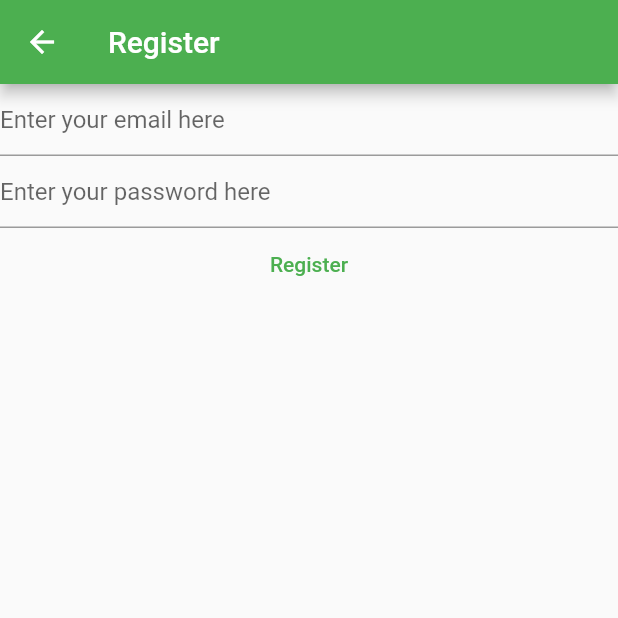
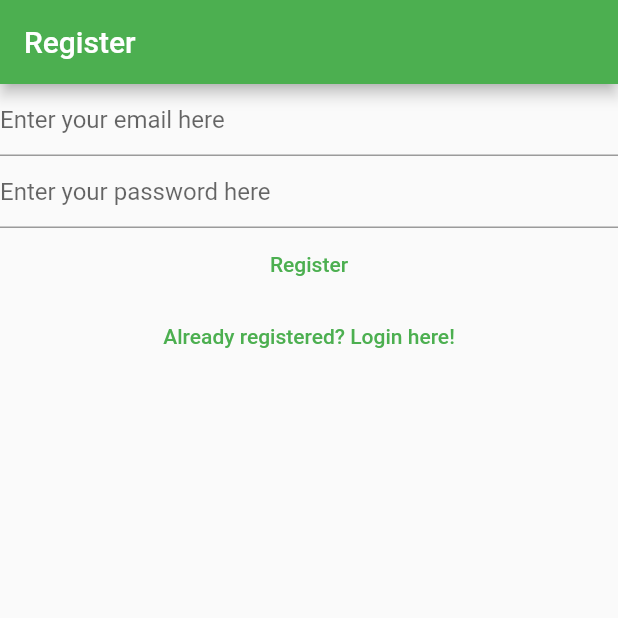
Before and after one commit to raweber42/learn_flutter, a Flutter app: the RegisterView screen opened directly, on a phone screen of 412 x 824 dp, the top half of it. Run offline on Flutter 3.47's test engine with Material 2 defaults, Android fonts, the phone set to English and light mode, and no system bars; our stand-ins replace firebase_auth, firebase_core; accounts and stored records are empty.

Commit message:
switching login/register now working

```diff
--- a/lib/views/register_view.dart
+++ b/lib/views/register_view.dart
@@ -35,14 +35,7 @@ class _RegisterViewState extends State<RegisterView> {
       appBar: AppBar(
         title: const Text('Register'),
       ),
-      body: FutureBuilder(
-        future: Firebase.initializeApp(
-          options: DefaultFirebaseOptions.currentPlatform,
-        ),
-        builder: (context, snapshot) {
-          switch (snapshot.connectionState) {
-            case ConnectionState.done:
-              return Column(
+      body: Column(
         children: [
           TextField(
             controller: _email,
@@ -83,12 +76,14 @@ class _RegisterViewState extends State<RegisterView> {
             },
             child: const Text('Register'),
           ),
+          TextButton(
+            onPressed: () {
+              Navigator.of(context)
+                  .pushNamedAndRemoveUntil('/login/', (route) => false);
+            },
+            child: const Text('Already registered? Login here!'),
+          )
         ],
-              );
-            default:
-              return const Text('Loading...');
-          }
-        },
       ),
     );
   }
```
Also changed, not shown: lib/main.dart (+16 -14 lines), lib/views/login_view.dart (+10 -15 lines), lib/views/verify_email_view.dart (added, +29 -0 lines). Lines whose indentation alone changed are shown as unchanged.
